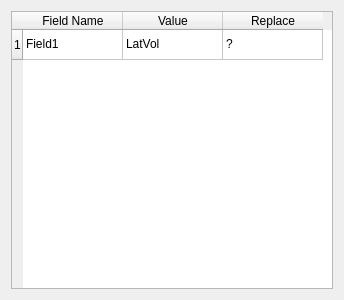
The window that src/Interface/Modules/Bundle/InsertFieldsIntoBundleDialog.ui (SCIInstitute/SCIRun) describes before a commit, drawn with Qt 5.
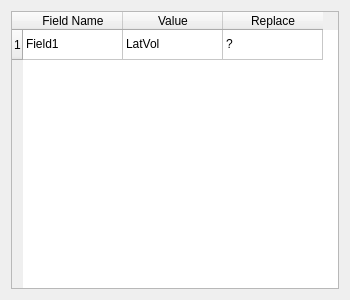
The same window after the commit.

Diff of the .ui file:
```diff
--- a/src/Interface/Modules/Bundle/InsertFieldsIntoBundleDialog.ui
+++ b/src/Interface/Modules/Bundle/InsertFieldsIntoBundleDialog.ui
@@ -6,13 +6,13 @@
    <rect>
     <x>0</x>
     <y>0</y>
-    <width>344</width>
+    <width>350</width>
     <height>300</height>
    </rect>
   </property>
   <property name="minimumSize">
    <size>
-    <width>300</width>
+    <width>350</width>
     <height>300</height>
    </size>
   </property>
```
